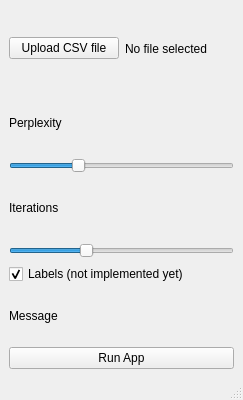
The window that menuwindow.ui (sady410/Insight-SNE) describes before a commit, drawn with Qt 5.
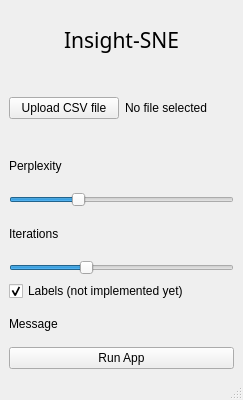
The same window after the commit.

Commit message: add title to menu & signals/slots for click event on bar sets

Diff of the .ui file:
```diff
--- a/menuwindow.ui
+++ b/menuwindow.ui
@@ -15,6 +15,22 @@
   </property>
   <widget class="QWidget" name="centralwidget">
    <layout class="QVBoxLayout" name="verticalLayout">
+    <item>
+     <widget class="QLabel" name="menuTitle">
+      <property name="font">
+       <font>
+        <family>Ubuntu Sans</family>
+        <pointsize>16</pointsize>
+       </font>
+      </property>
+      <property name="text">
+       <string>Insight-SNE</string>
+      </property>
+      <property name="alignment">
+       <set>Qt::AlignmentFlag::AlignCenter</set>
+      </property>
+     </widget>
+    </item>
     <item>
      <layout class="QHBoxLayout" name="horizontalLayout_5">
       <item>
```
The commit also changes 4 other files.
